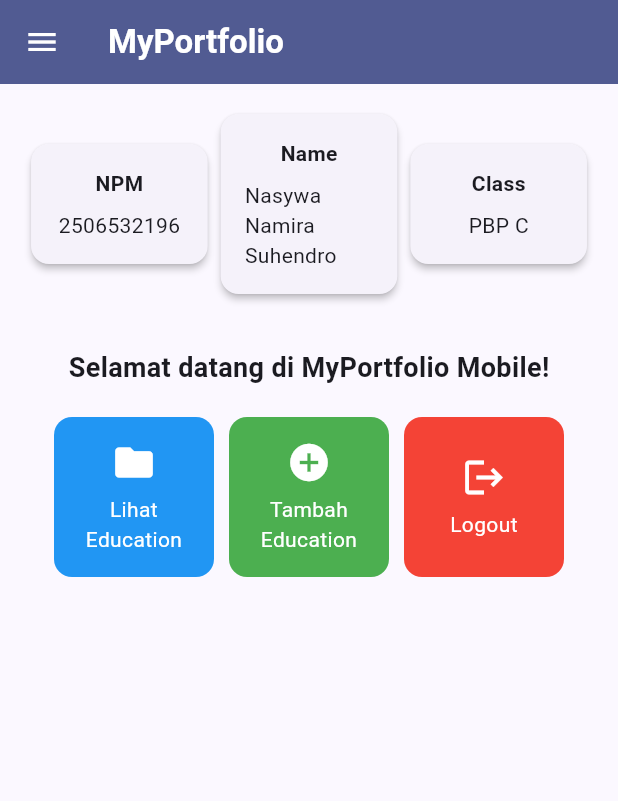
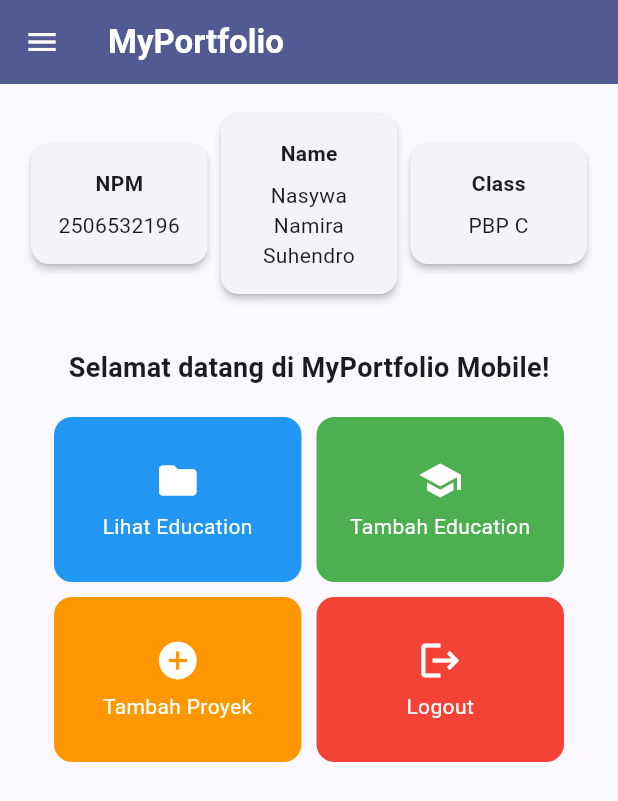
Before and after one commit to nasywanamira/myportofolio_mobile, a Flutter app: the screen it shows after launch, on a phone screen of 412 x 824 dp. Shown: the top 801 px of the screen. Run offline on Flutter 3.47's test engine with Material 3 defaults, Android fonts, the phone set to English and light mode, and no system bars.

Commit message:
fix(menu): add Tambah Proyek card, enable scrolling, and remove unused import

```diff
--- a/lib/screens/menu.dart
+++ b/lib/screens/menu.dart
@@ -1,5 +1,4 @@
 import 'package:flutter/material.dart';
-import 'package:myportofolio_mobile/screens/project_form.dart';
 import 'package:myportofolio_mobile/widgets/left_drawer.dart';
 import 'package:myportofolio_mobile/widgets/project_card.dart';
 
@@ -12,7 +11,8 @@ class MyHomePage extends StatelessWidget {
 
   final List<ItemHomepage> items = [
     ItemHomepage("Lihat Education", Icons.folder, Colors.blue),
-    ItemHomepage("Tambah Education", Icons.add_circle, Colors.green),
+    ItemHomepage("Tambah Education", Icons.school, Colors.green),
+    ItemHomepage("Tambah Proyek", Icons.add_circle, Colors.orange),
     ItemHomepage("Logout", Icons.logout, Colors.red),
   ];
 
@@ -24,17 +24,16 @@ class MyHomePage extends StatelessWidget {
       appBar: AppBar(
         title: const Text(
           'MyPortfolio',
-          style: TextStyle(
-            color: Colors.white,
-            fontWeight: FontWeight.bold,
-          ),
+          style: TextStyle(color: Colors.white, fontWeight: FontWeight.bold),
         ),
         backgroundColor: Theme.of(context).colorScheme.primary,
-        iconTheme: const IconThemeData(color: Colors.white)
+        iconTheme: const IconThemeData(color: Colors.white),
       ),
       drawer: const LeftDrawer(),
       // Body halaman utama dengan padding di sekelilingnya.
-      body: Padding(
+      body: SingleChildScrollView(
+        // SingleChildScrollView memungkinkan konten halaman digulir jika melebihi tinggi layar.
+        child: Padding(
           padding: const EdgeInsets.all(16.0),
           child: Column(
             crossAxisAlignment: CrossAxisAlignment.center,
@@ -68,11 +67,13 @@ class MyHomePage extends StatelessWidget {
 
                     // GridView menampilkan kartu tombol dalam tata letak kisi 3 kolom.
                     GridView.count(
-                    primary: true,
+                      primary: false,
+                      physics: const NeverScrollableScrollPhysics(),
                       padding: const EdgeInsets.all(20),
                       crossAxisSpacing: 10,
                       mainAxisSpacing: 10,
-                    crossAxisCount: 3,
+                      crossAxisCount: 2,
+                      childAspectRatio: 1.5, // Menentukan rasio aspek untuk setiap item dalam grid.
                       // shrinkWrap agar ukuran kisi menyesuaikan tinggi konten anak.
                       shrinkWrap: true,
                       children: items.map((ItemHomepage item) {
@@ -85,10 +86,10 @@ class MyHomePage extends StatelessWidget {
             ],
           ),
         ),
+      ),
     );
   }
 }
-
 
 class InfoCard extends StatelessWidget {
   // Kartu informasi yang menampilkan judul (title) dan isi (content).
@@ -109,12 +110,9 @@ class InfoCard extends StatelessWidget {
         // Menyusun teks title dan content secara vertikal.
         child: Column(
           children: [
-            Text(
-              title,
-              style: const TextStyle(fontWeight: FontWeight.bold),
-            ),
+            Text(title, style: const TextStyle(fontWeight: FontWeight.bold)),
             const SizedBox(height: 8.0),
-            Text(content),
+            Text(content, textAlign: TextAlign.center),
           ],
         ),
       ),
```
Lines whose indentation alone changed are shown as unchanged.
